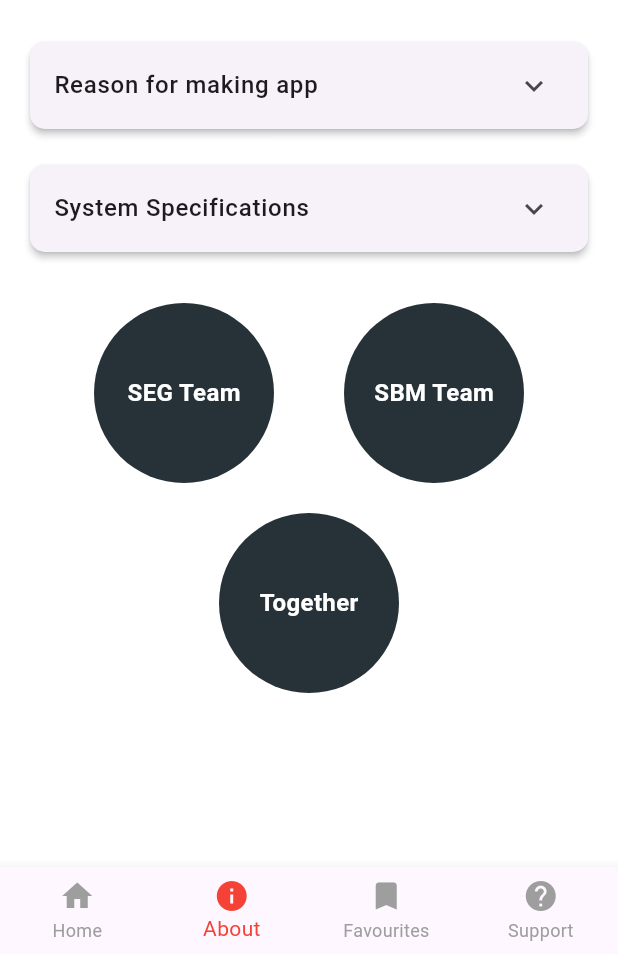
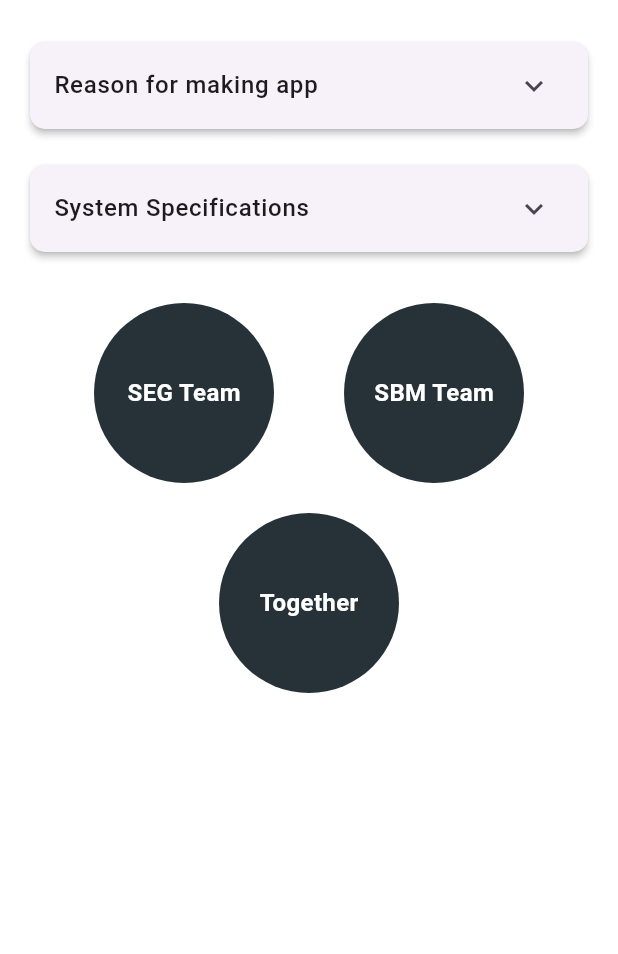
Before and after one commit to tehweee/singaplorer, a Flutter app: the AboutUsPage screen opened directly, on a phone screen of 412 x 824 dp, the part 282-1236 px from its top. Run offline on Flutter 3.47's test engine with Material 3 defaults, Android fonts, the phone set to English and light mode, and no system bars; our stand-ins replace flutter_gemini, flutter_markdown, geolocator, google_maps_flutter, permission_handler; missing offline and left inert: flutter_stripe.

Commit message:
Minor updates
Removed unused about page, removed nav bar in about page, updated question in AI page

```diff
--- a/lib/main.dart
+++ b/lib/main.dart
@@ -15,7 +15,6 @@ import 'pages/HomePage.dart';
 import 'pages/DepartureFlightPage.dart';
 import 'pages/StartPage.dart';
 import 'pages/AboutUs.dart';
-import 'pages/AboutPage.dart';
 import 'pages/GoogleMapPage.dart';
 
 void main() async {
--- a/lib/pages/AIChatPage.dart
+++ b/lib/pages/AIChatPage.dart
@@ -26,7 +26,7 @@ class _AIChatPageState extends State<AIChatPage> {
     "How many people will be travelling?",
     "What is your budget? (per person)",
     "How long do you want to go for the trip? (in days)",
-    "What do you wish to get out of the trip?",
+    "Is there anything you'd like to learn or get from Singapore?",
   ];
 
   final Map<String, String> _answers = {};
--- a/lib/pages/AboutPage.dart
+++ /dev/null
@@ -1,10 +0,0 @@
-import 'package:flutter/material.dart';
-
-class About extends StatelessWidget {
-  const About({super.key});
-
-  @override
-  Widget build(BuildContext context) {
-    return Container();
-  }
-}
--- a/lib/pages/AboutUs.dart
+++ b/lib/pages/AboutUs.dart
@@ -202,22 +202,6 @@ class _AboutUsPageState extends State<AboutUsPage> {
           ),
         ],
       ),
-      bottomNavigationBar: BottomNavigationBar(
-        type: BottomNavigationBarType.fixed,
-        selectedItemColor: Colors.red,
-        unselectedItemColor: Colors.grey,
-        currentIndex: _selectedIndex,
-        onTap: _onItemTapped,
-        items: const [
-          BottomNavigationBarItem(icon: Icon(Icons.home), label: 'Home'),
-          BottomNavigationBarItem(icon: Icon(Icons.info), label: 'About'),
-          BottomNavigationBarItem(
-            icon: Icon(Icons.bookmark),
-            label: 'Favourites',
-          ),
-          BottomNavigationBarItem(icon: Icon(Icons.help), label: 'Support'),
-        ],
-      ),
     );
   }
 
```
